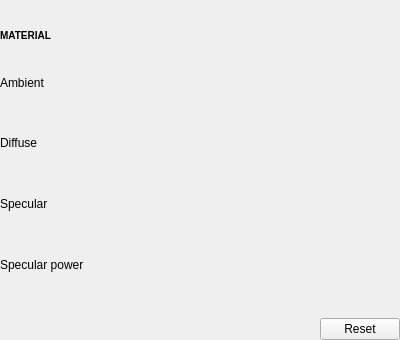
Old version of the form Modules/VolumeVisualizationUI/src/QmitkVolumeLightingWidgetControls.ui in the repository MITK/MITK.
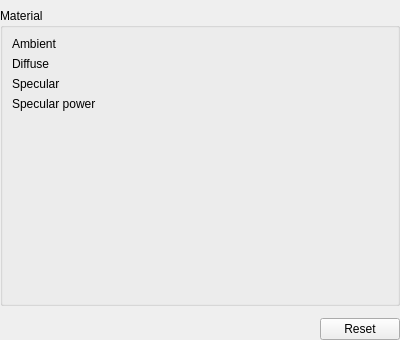
New version of the form. Custom widgets are drawn as their Qt base class.

Commit message:
Use group boxes for the slider sections
The opacity, colour and material sections were titled by bold QLabels,
with each slider's name stacked above it. Use titled QGroupBoxes with a
form layout instead, names left of the sliders, like the rest of MITK.
The group box title also greys out with its disabled contents, which a
plain label did not.

The form layouts set AllNonFixedFieldsGrow explicitly: ctkSliderWidget
keeps a Preferred horizontal size policy, so the style-dependent default
(ExpandingFieldsGrow on Windows/Fusion) would leave it at its minimum
width.

```diff
--- a/Modules/VolumeVisualizationUI/src/QmitkVolumeLightingWidgetControls.ui
+++ b/Modules/VolumeVisualizationUI/src/QmitkVolumeLightingWidgetControls.ui
@@ -33,82 +33,56 @@
     <number>0</number>
    </property>
    <item>
-    <widget class="QLabel" name="materialGroupLabel">
-     <property name="textFormat">
-      <enum>Qt::TextFormat::RichText</enum>
+    <widget class="QGroupBox" name="materialGroupBox">
+     <property name="title">
+      <string>Material</string>
      </property>
-     <property name="text">
-      <string>&lt;small&gt;&lt;b&gt;MATERIAL&lt;/b&gt;&lt;/small&gt;</string>
-     </property>
-    </widget>
-   </item>
-   <item>
-    <layout class="QVBoxLayout" name="ambientRow">
-     <property name="spacing">
-      <number>2</number>
-     </property>
-     <item>
+     <layout class="QFormLayout" name="materialLayout">
+      <property name="fieldGrowthPolicy">
+       <enum>QFormLayout::FieldGrowthPolicy::AllNonFixedFieldsGrow</enum>
+      </property>
+      <item row="0" column="0">
       <widget class="QLabel" name="ambientLabel">
        <property name="text">
         <string>Ambient</string>
        </property>
       </widget>
      </item>
-     <item>
+      <item row="0" column="1">
       <widget class="ctkSliderWidget" name="ambientSlider" native="true"/>
      </item>
-    </layout>
-   </item>
-   <item>
-    <layout class="QVBoxLayout" name="diffuseRow">
-     <property name="spacing">
-      <number>2</number>
-     </property>
-     <item>
+      <item row="1" column="0">
       <widget class="QLabel" name="diffuseLabel">
        <property name="text">
         <string>Diffuse</string>
        </property>
       </widget>
      </item>
-     <item>
+      <item row="1" column="1">
       <widget class="ctkSliderWidget" name="diffuseSlider" native="true"/>
      </item>
-    </layout>
-   </item>
-   <item>
-    <layout class="QVBoxLayout" name="specularRow">
-     <property name="spacing">
-      <number>2</number>
-     </property>
-     <item>
+      <item row="2" column="0">
       <widget class="QLabel" name="specularLabel">
        <property name="text">
         <string>Specular</string>
        </property>
       </widget>
      </item>
-     <item>
+      <item row="2" column="1">
       <widget class="ctkSliderWidget" name="specularSlider" native="true"/>
      </item>
-    </layout>
-   </item>
-   <item>
-    <layout class="QVBoxLayout" name="specularPowerRow">
-     <property name="spacing">
-      <number>2</number>
-     </property>
-     <item>
+      <item row="3" column="0">
       <widget class="QLabel" name="specularPowerLabel">
        <property name="text">
         <string>Specular power</string>
        </property>
       </widget>
      </item>
-     <item>
+      <item row="3" column="1">
       <widget class="ctkSliderWidget" name="specularPowerSlider" native="true"/>
      </item>
     </layout>
+    </widget>
    </item>
    <item>
     <spacer name="resetSpacerAbove">
```
Lines whose indentation alone changed are shown as unchanged. The commit also changes 1 other file.
